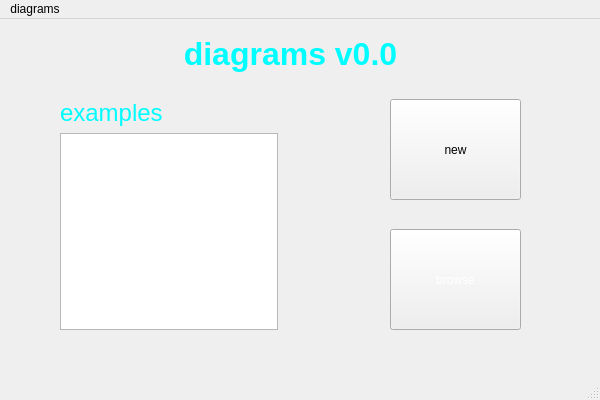
Above: mainwindow.ui from SkuratovichA/diagrams before the change. Below: the same form after it.
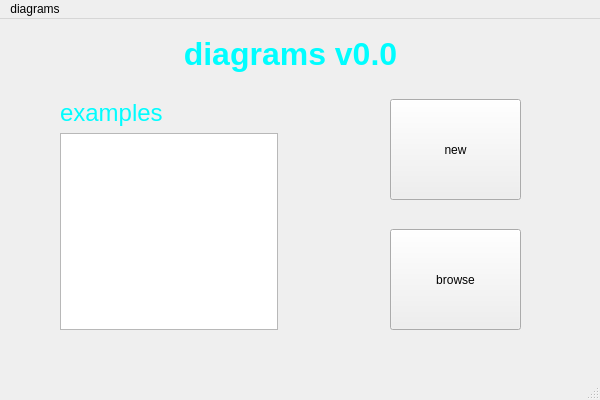
That is the form after the change.

Patch:
```diff
--- a/mainwindow.ui
+++ b/mainwindow.ui
@@ -114,7 +114,7 @@
      <bool>true</bool>
     </property>
     <property name="styleSheet">
-     <string notr="true">color: qlineargradient(spread:pad, x1:0, y1:0, x2:1, y2:0, stop:0 rgba(42, 58, 80, 255), stop:1 rgba(255, 255, 255, 255));</string>
+     <string notr="true"/>
     </property>
     <property name="text">
      <string>browse</string>
```
